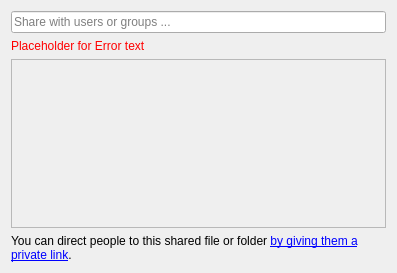
This is src/gui/shareusergroupwidget.ui in nextcloud/desktop as Qt 5 draws it before an edit. The edited form follows.
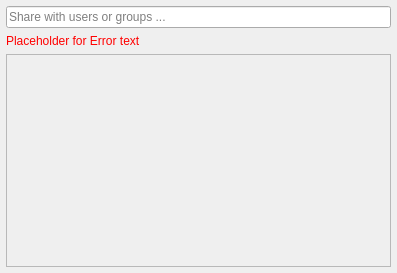
This is the edited form.

Commit message:
Improves share dialog.
- Removes the tabs: adds items to a vertical layout.
- Fix spacing and alignment.
- Removes extra text.

```diff
--- a/src/gui/shareusergroupwidget.ui
+++ b/src/gui/shareusergroupwidget.ui
@@ -14,8 +14,29 @@
    <string>Share NewDocument.odt</string>
   </property>
   <layout class="QVBoxLayout" name="verticalLayout">
+   <property name="spacing">
+    <number>6</number>
+   </property>
+   <property name="leftMargin">
+    <number>6</number>
+   </property>
+   <property name="topMargin">
+    <number>6</number>
+   </property>
+   <property name="rightMargin">
+    <number>6</number>
+   </property>
+   <property name="bottomMargin">
+    <number>6</number>
+   </property>
    <item>
     <layout class="QHBoxLayout" name="shareeHorizontalLayout">
+     <property name="spacing">
+      <number>0</number>
+     </property>
+     <property name="sizeConstraint">
+      <enum>QLayout::SetMaximumSize</enum>
+     </property>
      <item>
       <widget class="QLineEdit" name="shareeLineEdit">
        <property name="placeholderText">
@@ -89,29 +110,35 @@
      <property name="widgetResizable">
       <bool>true</bool>
      </property>
+     <property name="alignment">
+      <set>Qt::AlignCenter</set>
+     </property>
      <widget class="QWidget" name="scrollAreaWidgetContents">
       <property name="geometry">
        <rect>
         <x>0</x>
         <y>0</y>
-        <width>377</width>
-        <height>169</height>
+        <width>383</width>
+        <height>201</height>
        </rect>
       </property>
-      <layout class="QVBoxLayout" name="verticalLayout_3"/>
+      <layout class="QVBoxLayout" name="verticalLayout_3">
+       <property name="leftMargin">
+        <number>6</number>
+       </property>
+       <property name="topMargin">
+        <number>6</number>
+       </property>
+       <property name="rightMargin">
+        <number>6</number>
+       </property>
+       <property name="bottomMargin">
+        <number>6</number>
+       </property>
+      </layout>
      </widget>
     </widget>
    </item>
-   <item>
-    <widget class="QLabel" name="privateLinkText">
-     <property name="text">
-      <string>&lt;html&gt;&lt;head/&gt;&lt;body&gt;&lt;p&gt;You can direct people to this shared file or folder &lt;a href=&quot;private link menu&quot;&gt;&lt;span style=&quot; text-decoration: underline; color:#0000ff;&quot;&gt;by giving them a private link&lt;/span&gt;&lt;/a&gt;.&lt;/p&gt;&lt;/body&gt;&lt;/html&gt;</string>
-     </property>
-     <property name="wordWrap">
-      <bool>true</bool>
-     </property>
-    </widget>
-   </item>
   </layout>
  </widget>
  <layoutdefault spacing="6" margin="11"/>
```
The commit also changes 5 other files.
